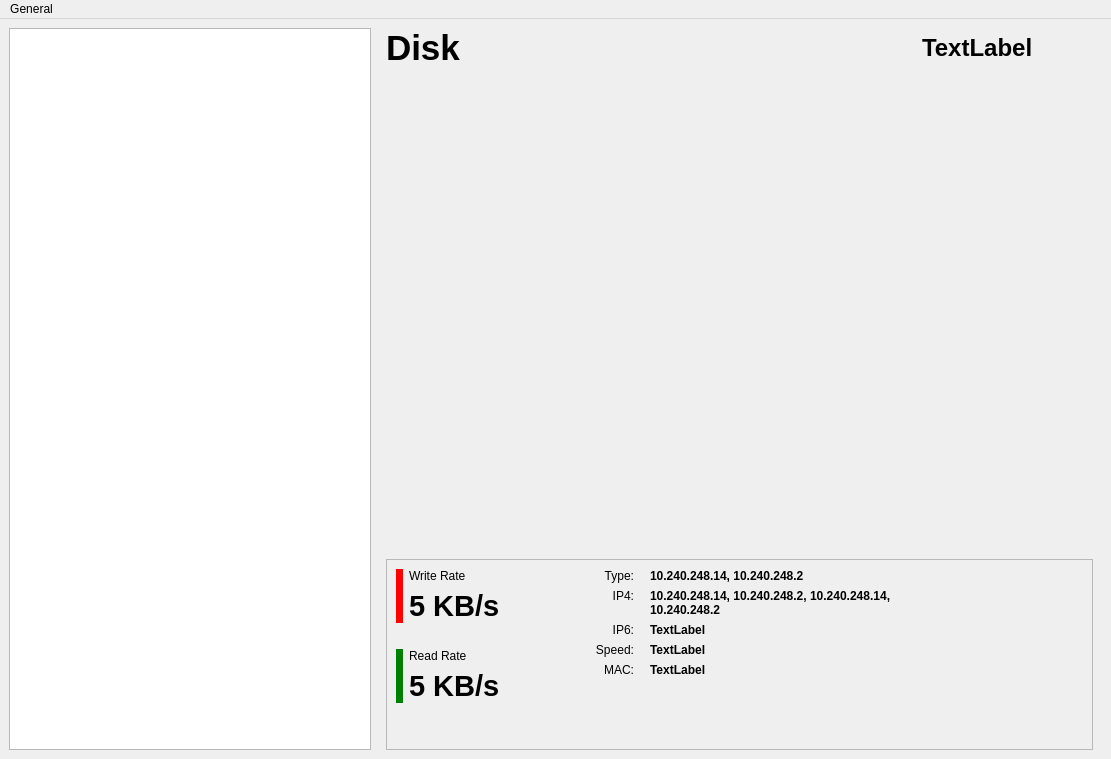
Before: the Qt Designer form ltm.ui in rejuce/LikeTaskManager, drawn with Qt 5.
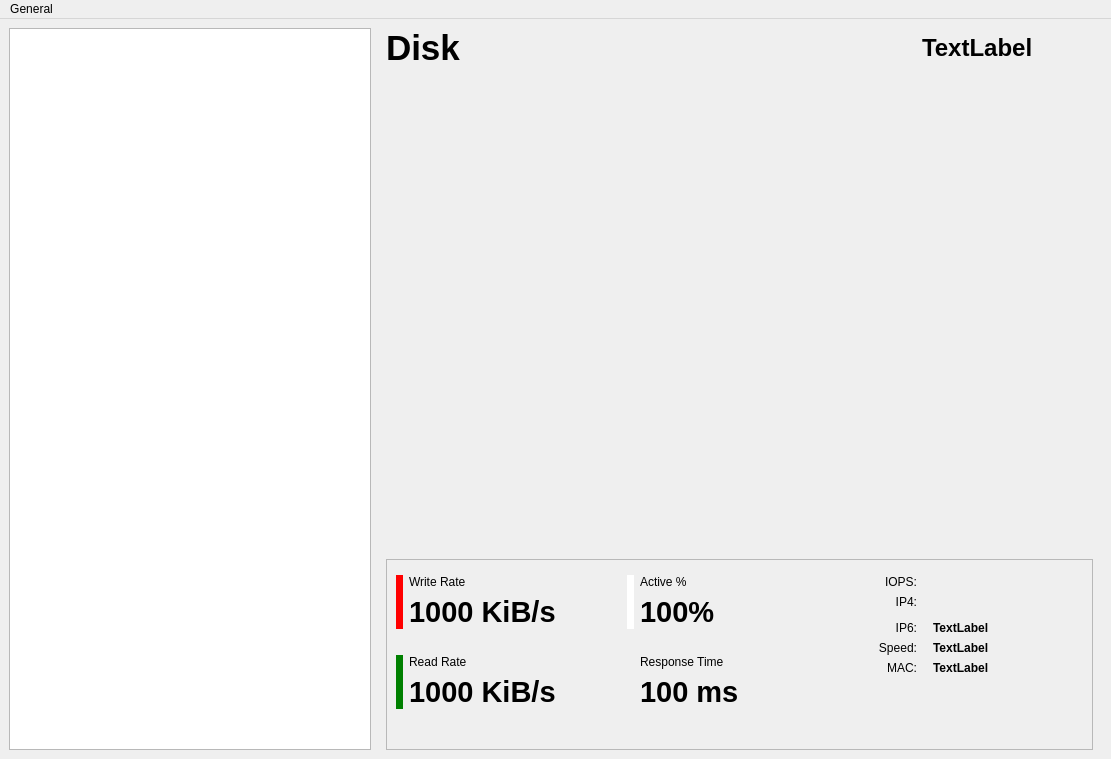
After: the same form once the commit is applied. Custom widgets are drawn as their Qt base class.

Commit message: ui dev diskplot

```diff
--- a/ltm.ui
+++ b/ltm.ui
@@ -645,6 +645,12 @@
            <enum>QFrame::Raised</enum>
           </property>
           <layout class="QHBoxLayout" name="horizontalLayout_6">
+           <property name="topMargin">
+            <number>15</number>
+           </property>
+           <property name="bottomMargin">
+            <number>0</number>
+           </property>
            <item>
             <layout class="QGridLayout" name="gridLayout_5">
              <item row="2" column="1">
@@ -693,6 +699,12 @@
                  <verstretch>0</verstretch>
                 </sizepolicy>
                </property>
+               <property name="minimumSize">
+                <size>
+                 <width>150</width>
+                 <height>0</height>
+                </size>
+               </property>
                <property name="font">
                 <font>
                  <pointsize>22</pointsize>
@@ -701,7 +713,7 @@
                 </font>
                </property>
                <property name="text">
-                <string>5 KB/s</string>
+                <string>1000 KiB/s</string>
                </property>
                <property name="indent">
                 <number>0</number>
@@ -756,7 +768,7 @@
                 </font>
                </property>
                <property name="text">
-                <string>5 KB/s</string>
+                <string>1000 KiB/s</string>
                </property>
                <property name="indent">
                 <number>0</number>
@@ -795,7 +807,7 @@
             </layout>
            </item>
            <item>
-            <spacer name="horizontalSpacer_9">
+            <spacer name="horizontalSpacer_13">
              <property name="orientation">
               <enum>Qt::Horizontal</enum>
              </property>
@@ -804,7 +816,178 @@
              </property>
              <property name="sizeHint" stdset="0">
               <size>
-               <width>60</width>
+               <width>20</width>
+               <height>15</height>
+              </size>
+             </property>
+            </spacer>
+           </item>
+           <item>
+            <layout class="QGridLayout" name="gridLayout_7">
+             <item row="2" column="1">
+              <spacer name="verticalSpacer_10">
+               <property name="sizePolicy">
+                <sizepolicy hsizetype="Minimum" vsizetype="Fixed">
+                 <horstretch>0</horstretch>
+                 <verstretch>0</verstretch>
+                </sizepolicy>
+               </property>
+               <property name="orientation">
+                <enum>Qt::Vertical</enum>
+               </property>
+               <property name="sizeType">
+                <enum>QSizePolicy::Fixed</enum>
+               </property>
+               <property name="sizeHint" stdset="0">
+                <size>
+                 <width>5</width>
+                 <height>20</height>
+                </size>
+               </property>
+              </spacer>
+             </item>
+             <item row="0" column="1">
+              <widget class="QLabel" name="label_32">
+               <property name="sizePolicy">
+                <sizepolicy hsizetype="Preferred" vsizetype="Preferred">
+                 <horstretch>20</horstretch>
+                 <verstretch>0</verstretch>
+                </sizepolicy>
+               </property>
+               <property name="text">
+                <string>Active %</string>
+               </property>
+               <property name="indent">
+                <number>0</number>
+               </property>
+              </widget>
+             </item>
+             <item row="1" column="1">
+              <widget class="QLabel" name="labActive">
+               <property name="sizePolicy">
+                <sizepolicy hsizetype="Preferred" vsizetype="Preferred">
+                 <horstretch>20</horstretch>
+                 <verstretch>0</verstretch>
+                </sizepolicy>
+               </property>
+               <property name="font">
+                <font>
+                 <pointsize>22</pointsize>
+                 <weight>75</weight>
+                 <bold>true</bold>
+                </font>
+               </property>
+               <property name="text">
+                <string>100%</string>
+               </property>
+               <property name="indent">
+                <number>0</number>
+               </property>
+              </widget>
+             </item>
+             <item row="3" column="1">
+              <widget class="QLabel" name="label_33">
+               <property name="sizePolicy">
+                <sizepolicy hsizetype="Preferred" vsizetype="Preferred">
+                 <horstretch>20</horstretch>
+                 <verstretch>0</verstretch>
+                </sizepolicy>
+               </property>
+               <property name="text">
+                <string>Response Time</string>
+               </property>
+               <property name="indent">
+                <number>0</number>
+               </property>
+              </widget>
+             </item>
+             <item row="3" column="0" rowspan="2">
+              <widget class="QLabel" name="label_34">
+               <property name="sizePolicy">
+                <sizepolicy hsizetype="Fixed" vsizetype="Preferred">
+                 <horstretch>1</horstretch>
+                 <verstretch>0</verstretch>
+                </sizepolicy>
+               </property>
+               <property name="styleSheet">
+                <string notr="true">background-color: transparent;</string>
+               </property>
+               <property name="text">
+                <string/>
+               </property>
+              </widget>
+             </item>
+             <item row="4" column="1">
+              <widget class="QLabel" name="labRespT">
+               <property name="sizePolicy">
+                <sizepolicy hsizetype="Preferred" vsizetype="Preferred">
+                 <horstretch>20</horstretch>
+                 <verstretch>0</verstretch>
+                </sizepolicy>
+               </property>
+               <property name="minimumSize">
+                <size>
+                 <width>110</width>
+                 <height>0</height>
+                </size>
+               </property>
+               <property name="font">
+                <font>
+                 <pointsize>22</pointsize>
+                 <weight>75</weight>
+                 <bold>true</bold>
+                </font>
+               </property>
+               <property name="text">
+                <string>100 ms</string>
+               </property>
+               <property name="indent">
+                <number>0</number>
+               </property>
+              </widget>
+             </item>
+             <item row="0" column="0" rowspan="2">
+              <widget class="QLabel" name="label_35">
+               <property name="sizePolicy">
+                <sizepolicy hsizetype="Preferred" vsizetype="Preferred">
+                 <horstretch>1</horstretch>
+                 <verstretch>0</verstretch>
+                </sizepolicy>
+               </property>
+               <property name="styleSheet">
+                <string notr="true">background-color: white;</string>
+               </property>
+               <property name="text">
+                <string/>
+               </property>
+              </widget>
+             </item>
+             <item row="5" column="1">
+              <spacer name="verticalSpacer_11">
+               <property name="orientation">
+                <enum>Qt::Vertical</enum>
+               </property>
+               <property name="sizeHint" stdset="0">
+                <size>
+                 <width>20</width>
+                 <height>5</height>
+                </size>
+               </property>
+              </spacer>
+             </item>
+            </layout>
+           </item>
+           <item>
+            <spacer name="horizontalSpacer_9">
+             <property name="orientation">
+              <enum>Qt::Horizontal</enum>
+             </property>
+             <property name="sizeType">
+              <enum>QSizePolicy::Minimum</enum>
+             </property>
+             <property name="sizeHint" stdset="0">
+              <size>
+               <width>40</width>
                <height>20</height>
               </size>
              </property>
@@ -832,7 +1015,7 @@
               <widget class="QLabel" name="labNetwIp6_3">
                <property name="minimumSize">
                 <size>
-                 <width>300</width>
+                 <width>150</width>
                  <height>0</height>
                 </size>
                </property>
@@ -888,7 +1071,7 @@
                 </font>
                </property>
                <property name="text">
-                <string>10.240.248.14, 10.240.248.2, 10.240.248.14, 10.240.248.2</string>
+                <string/>
                </property>
                <property name="alignment">
                 <set>Qt::AlignLeading|Qt::AlignLeft|Qt::AlignTop</set>
@@ -907,7 +1090,7 @@
                 </font>
                </property>
                <property name="text">
-                <string>10.240.248.14, 10.240.248.2</string>
+                <string/>
                </property>
                <property name="alignment">
                 <set>Qt::AlignLeading|Qt::AlignLeft|Qt::AlignTop</set>
@@ -930,7 +1113,7 @@
              <item row="0" column="0">
               <widget class="QLabel" name="label_29">
                <property name="text">
-                <string>Type:</string>
+                <string>IOPS:</string>
                </property>
                <property name="alignment">
                 <set>Qt::AlignRight|Qt::AlignTop|Qt::AlignTrailing</set>
@@ -991,19 +1174,6 @@
              </item>
             </layout>
            </item>
-           <item>
-            <spacer name="horizontalSpacer_11">
-             <property name="orientation">
-              <enum>Qt::Horizontal</enum>
-             </property>
-             <property name="sizeHint" stdset="0">
-              <size>
-               <width>60</width>
-               <height>20</height>
-              </size>
-             </property>
-            </spacer>
-           </item>
           </layout>
          </widget>
         </item>
```
Left out of the diff: 11 changed lines with no effect on the pictures. The commit also changes 3 other files.
